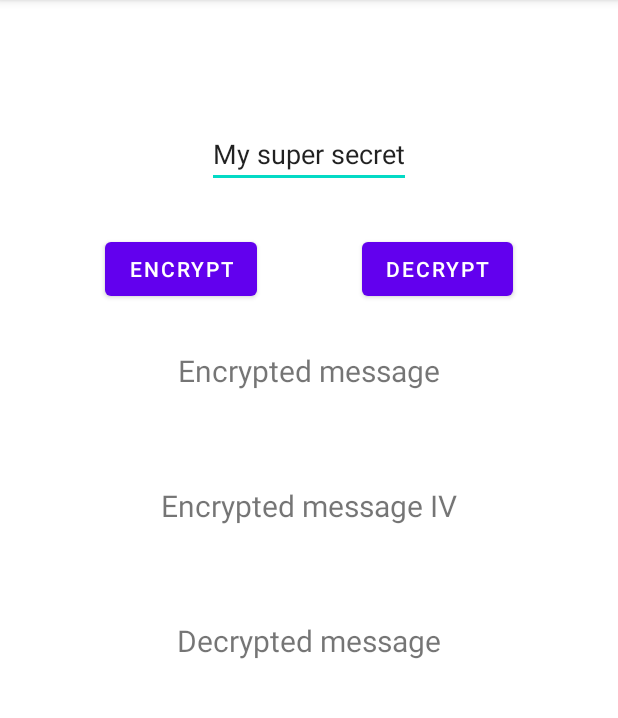
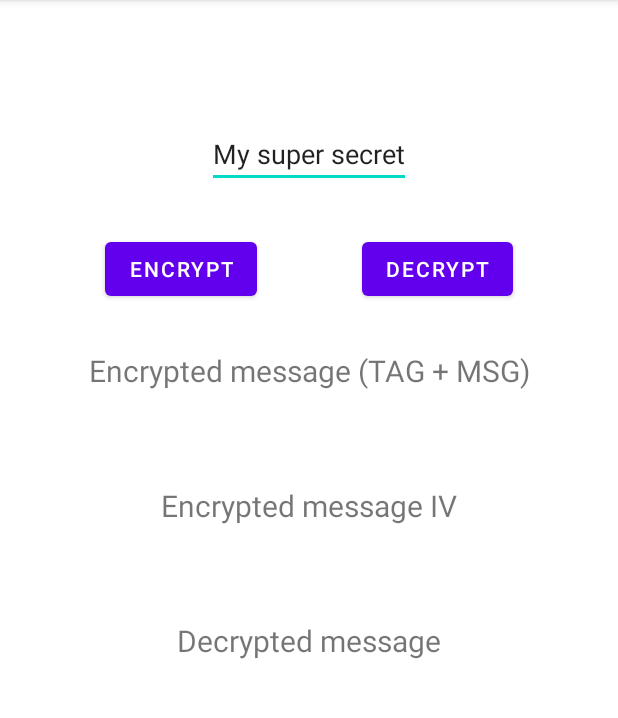
Before and after one commit to superjeffcplusplus/DAA_keystore, an Android app: the screen it shows after launch (MainActivity), on a phone screen of 412 x 824 dp, the part 84-802 px from its top. Run offline under Robolectric (Android 15) with nearby library versions, the phone set to English and light mode, and no system bars; 7 statements that could not run were skipped.

Commit message:
change text for encrypted_msg_title

```diff
--- a/app/src/main/res/layout/activity_main.xml
+++ b/app/src/main/res/layout/activity_main.xml
@@ -46,7 +46,7 @@
         app:layout_constraintEnd_toEndOf="parent"
         app:layout_constraintStart_toStartOf="parent"
         app:layout_constraintTop_toBottomOf="@id/encrypt_button"
-        android:text="Encrypted message"
+        android:text="Encrypted message (TAG + MSG)"
         />
 
     <TextView
```
